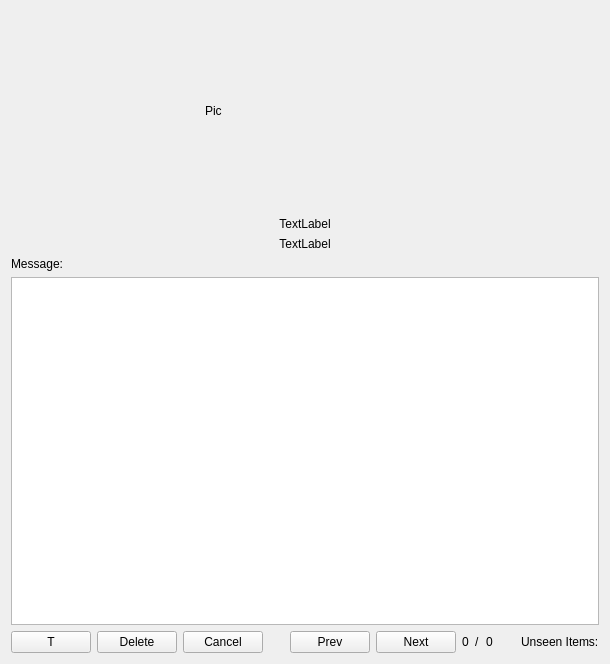
Above: ui/LobbyistWindow.ui from dmzdev/stance before the change. Below: the same form after it.
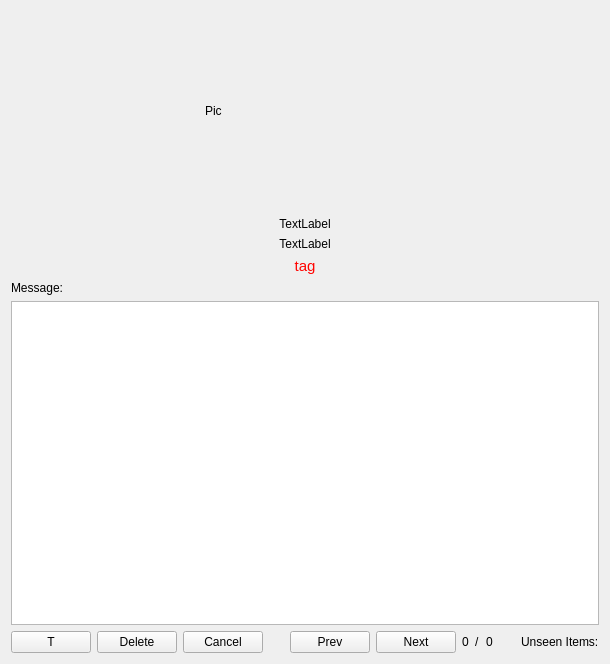
That is the form after the change.

Commit message: - Finished implementing tags for votes. - Implemented tags for all the media types and lobbyists.

```diff
--- a/ui/LobbyistWindow.ui
+++ b/ui/LobbyistWindow.ui
@@ -83,6 +83,58 @@
      </property>
     </widget>
    </item>
+   <item>
+    <widget class="QLabel" name="tagLabel">
+     <property name="palette">
+      <palette>
+       <active>
+        <colorrole role="WindowText">
+         <brush brushstyle="SolidPattern">
+          <color alpha="255">
+           <red>255</red>
+           <green>3</green>
+           <blue>0</blue>
+          </color>
+         </brush>
+        </colorrole>
+       </active>
+       <inactive>
+        <colorrole role="WindowText">
+         <brush brushstyle="SolidPattern">
+          <color alpha="255">
+           <red>255</red>
+           <green>3</green>
+           <blue>0</blue>
+          </color>
+         </brush>
+        </colorrole>
+       </inactive>
+       <disabled>
+        <colorrole role="WindowText">
+         <brush brushstyle="SolidPattern">
+          <color alpha="255">
+           <red>69</red>
+           <green>69</green>
+           <blue>69</blue>
+          </color>
+         </brush>
+        </colorrole>
+       </disabled>
+      </palette>
+     </property>
+     <property name="font">
+      <font>
+       <pointsize>11</pointsize>
+      </font>
+     </property>
+     <property name="text">
+      <string>tag</string>
+     </property>
+     <property name="alignment">
+      <set>Qt::AlignCenter</set>
+     </property>
+    </widget>
+   </item>
    <item>
     <widget class="QLabel" name="label_2">
      <property name="text">
```
The commit also changes 7 other files.
